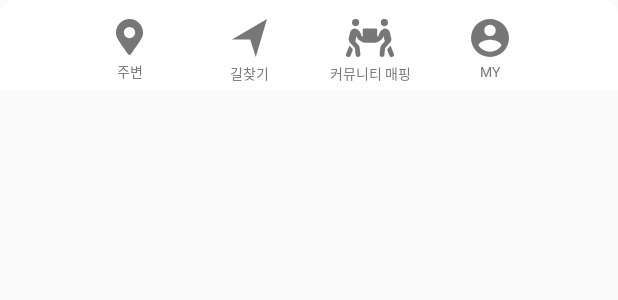
After one commit to CeylonPark/BarrierLess, an Android app: the layout fragment_bottom_navigation.xml on its own in the app's theme, with its tools: preview values and no code run, on a phone screen of 412 x 824 dp. The commit adds this screen. Shown: the top 300 px of the screen. Run offline under Robolectric (Android 15) with nearby library versions, the phone set to English and light mode, and no system bars.

Commit message:
feat: refactor BottomNavigationFragment

```diff
--- a/app/src/main/java/com/nalssam/barrierless/MainActivity.java
+++ b/app/src/main/java/com/nalssam/barrierless/MainActivity.java
@@ -37,7 +37,7 @@ public class MainActivity extends AppCompatActivity implements OnMapReadyCallbac
         });
 
         // footer fragment
-        fm.beginTransaction().add(R.id.footerContainer, new FooterFragment()).commit();
+        fm.beginTransaction().add(R.id.footerContainer, new BottomNavigationFragment()).commit();
     }
 
     @Override
--- a/app/src/main/java/com/nalssam/barrierless/navigation/TestFragment.java
+++ b/app/src/main/java/com/nalssam/barrierless/navigation/TestFragment.java
@@ -12,7 +12,7 @@ import androidx.annotation.NonNull;
 import androidx.annotation.Nullable;
 import androidx.fragment.app.Fragment;
 import androidx.fragment.app.FragmentManager;
-import com.nalssam.barrierless.FooterFragment;
+import com.nalssam.barrierless.BottomNavigationFragment;
 import com.nalssam.barrierless.MainActivity;
 import com.nalssam.barrierless.R;
 import com.naver.maps.geometry.LatLng;
@@ -86,7 +86,7 @@ public class TestFragment extends Fragment {
         backBtn.setOnClickListener(l -> {
             FragmentManager fragmentManager = this.mainActivity.getSupportFragmentManager();
             fragmentManager.beginTransaction().remove(this).commit();
-            fragmentManager.beginTransaction().add(R.id.footerContainer, new FooterFragment()).commit();
+            fragmentManager.beginTransaction().add(R.id.footerContainer, new BottomNavigationFragment()).commit();
         });
         return viewGroup;
     }
--- /dev/null
+++ b/app/src/main/res/layout/fragment_bottom_navigation.xml
@@ -0,0 +1,188 @@
+<?xml version="1.0" encoding="utf-8"?>
+<androidx.constraintlayout.widget.ConstraintLayout
+        xmlns:android="http://schemas.android.com/apk/res/android"
+        xmlns:app="http://schemas.android.com/apk/res-auto"
+        android:layout_width="match_parent"
+        android:layout_height="60dp"
+        android:background="@drawable/bg_footer">
+    <LinearLayout
+            android:layout_width="wrap_content"
+            android:layout_height="wrap_content"
+            app:layout_constraintTop_toTopOf="parent"
+            app:layout_constraintStart_toStartOf="parent"
+            app:layout_constraintEnd_toEndOf="parent">
+        <androidx.constraintlayout.widget.ConstraintLayout
+                android:layout_width="80dp"
+                android:layout_height="60dp">
+            <Button
+                    android:id="@+id/nearbyBtn"
+                    android:layout_width="match_parent"
+                    android:layout_height="match_parent"
+                    app:layout_constraintTop_toTopOf="parent"
+                    app:layout_constraintStart_toStartOf="parent"
+                    android:background="#00000000"/>
+            <ImageView
+                    android:id="@+id/nearbyBar"
+                    android:layout_width="wrap_content"
+                    android:layout_height="wrap_content"
+                    app:layout_constraintTop_toTopOf="parent"
+                    app:layout_constraintStart_toStartOf="parent"
+                    app:layout_constraintEnd_toEndOf="parent"
+                    android:src="@drawable/ic_bar"/>
+            <ImageView
+                    android:id="@+id/nearbyImg"
+                    android:layout_width="wrap_content"
+                    android:layout_height="wrap_content"
+                    app:layout_constraintTop_toBottomOf="@id/nearbyBar"
+                    app:layout_constraintStart_toStartOf="@id/nearbyBar"
+                    app:layout_constraintEnd_toEndOf="@id/nearbyBar"
+                    android:layout_marginTop="11dp"
+                    android:src="@drawable/ic_location"
+                    android:tint="@color/gray"
+                    android:background="@color/white"/>
+            <TextView
+                    android:id="@+id/nearbyText"
+                    android:layout_width="wrap_content"
+                    android:layout_height="wrap_content"
+                    app:layout_constraintTop_toBottomOf="@id/nearbyImg"
+                    app:layout_constraintStart_toStartOf="@id/nearbyImg"
+                    app:layout_constraintEnd_toEndOf="@id/nearbyImg"
+                    android:layout_marginTop="3dp"
+                    app:fontFamily="@font/nanum_gothic"
+                    android:fontFamily="@font/nanum_gothic"
+                    android:textSize="9sp"
+                    android:textColor="@color/gray"
+                    android:text="주변"/>
+        </androidx.constraintlayout.widget.ConstraintLayout>
+        <androidx.constraintlayout.widget.ConstraintLayout
+                android:layout_width="80dp"
+                android:layout_height="60dp">
+            <Button
+                    android:id="@+id/navigationBtn"
+                    android:layout_width="match_parent"
+                    android:layout_height="match_parent"
+                    app:layout_constraintTop_toTopOf="parent"
+                    app:layout_constraintStart_toStartOf="parent"
+                    android:background="#00000000"/>
+            <ImageView
+                    android:id="@+id/navigationBar"
+                    android:layout_width="wrap_content"
+                    android:layout_height="wrap_content"
+                    app:layout_constraintTop_toTopOf="parent"
+                    app:layout_constraintStart_toStartOf="parent"
+                    app:layout_constraintEnd_toEndOf="parent"
+                    android:src="@drawable/ic_bar"/>
+            <ImageView
+                    android:id="@+id/navigationImg"
+                    android:layout_width="wrap_content"
+                    android:layout_height="wrap_content"
+                    app:layout_constraintTop_toBottomOf="@id/navigationBar"
+                    app:layout_constraintStart_toStartOf="@id/navigationBar"
+                    app:layout_constraintEnd_toEndOf="@id/navigationBar"
+                    android:layout_marginTop="11dp"
+                    android:src="@drawable/ic_location_arrow"
+                    android:tint="@color/gray"
+                    android:background="@color/white"/>
+            <TextView
+                    android:id="@+id/navigationText"
+                    android:layout_width="wrap_content"
+                    android:layout_height="wrap_content"
+                    app:layout_constraintTop_toBottomOf="@id/navigationImg"
+                    app:layout_constraintStart_toStartOf="@id/navigationImg"
+                    app:layout_constraintEnd_toEndOf="@id/navigationImg"
+                    android:layout_marginTop="3dp"
+                    app:fontFamily="@font/nanum_gothic"
+                    android:fontFamily="@font/nanum_gothic"
+                    android:textSize="9sp"
+                    android:textColor="@color/gray"
+                    android:text="길찾기"/>
+        </androidx.constraintlayout.widget.ConstraintLayout>
+        <androidx.constraintlayout.widget.ConstraintLayout
+            android:layout_width="80dp"
+            android:layout_height="60dp">
+            <Button
+                    android:id="@+id/communityBtn"
+                    android:layout_width="match_parent"
+                    android:layout_height="match_parent"
+                    app:layout_constraintTop_toTopOf="parent"
+                    app:layout_constraintStart_toStartOf="parent"
+                    android:background="#00000000"/>
+            <ImageView
+                    android:id="@+id/communityBar"
+                    android:layout_width="wrap_content"
+                    android:layout_height="wrap_content"
+                    app:layout_constraintTop_toTopOf="parent"
+                    app:layout_constraintStart_toStartOf="parent"
+                    app:layout_constraintEnd_toEndOf="parent"
+                    android:src="@drawable/ic_bar"/>
+            <ImageView
+                    android:id="@+id/communityImg"
+                    android:layout_width="wrap_content"
+                    android:layout_height="wrap_content"
+                    app:layout_constraintTop_toBottomOf="@id/communityBar"
+                    app:layout_constraintStart_toStartOf="@id/communityBar"
+                    app:layout_constraintEnd_toEndOf="@id/communityBar"
+                    android:layout_marginTop="11dp"
+                    android:src="@drawable/ic_community"
+                    android:tint="@color/gray"
+                    android:background="@color/white"/>
+            <TextView
+                    android:id="@+id/communityText"
+                    android:layout_width="wrap_content"
+                    android:layout_height="wrap_content"
+                    app:layout_constraintTop_toBottomOf="@id/communityImg"
+                    app:layout_constraintStart_toStartOf="@id/communityImg"
+                    app:layout_constraintEnd_toEndOf="@id/communityImg"
+                    android:layout_marginTop="3dp"
+                    app:fontFamily="@font/nanum_gothic"
+                    android:fontFamily="@font/nanum_gothic"
+                    android:textSize="9sp"
+                    android:textColor="@color/gray"
+                    android:text="커뮤니티 매핑"/>
+        </androidx.constraintlayout.widget.ConstraintLayout>
+        <androidx.constraintlayout.widget.ConstraintLayout
+                android:layout_width="80dp"
+                android:layout_height="60dp">
+            <Button
+                    android:id="@+id/myBtn"
+                    android:layout_width="match_parent"
+                    android:layout_height="match_parent"
+                    app:layout_constraintTop_toTopOf="parent"
+                    app:layout_constraintStart_toStartOf="parent"
+                    app:layout_constraintEnd_toEndOf="parent"
+                    android:background="#00000000"/>
+            <ImageView
+                    android:id="@+id/myBar"
+                    android:layout_width="wrap_content"
+                    android:layout_height="wrap_content"
+                    app:layout_constraintTop_toTopOf="parent"
+                    app:layout_constraintStart_toStartOf="parent"
+                    app:layout_constraintEnd_toEndOf="parent"
+                    android:src="@drawable/ic_bar"/>
+            <ImageView
+                    android:id="@+id/myImg"
+                    android:layout_width="wrap_content"
+                    android:layout_height="wrap_content"
+                    app:layout_constraintTop_toBottomOf="@id/myBar"
+                    app:layout_constraintStart_toStartOf="@id/myBar"
+                    app:layout_constraintEnd_toEndOf="@id/myBar"
+                    android:layout_marginTop="11dp"
+                    android:src="@drawable/ic_profile"
+                    android:tint="@color/gray"
+                    android:background="@color/white"/>
+            <TextView
+                    android:id="@+id/myText"
+                    android:layout_width="wrap_content"
+                    android:layout_height="wrap_content"
+                    app:layout_constraintTop_toBottomOf="@id/myImg"
+                    app:layout_constraintStart_toStartOf="@id/myImg"
+                    app:layout_constraintEnd_toEndOf="@id/myImg"
+                    android:layout_marginTop="3dp"
+                    app:fontFamily="@font/nanum_gothic"
+                    android:fontFamily="@font/nanum_gothic"
+                    android:textSize="9sp"
+                    android:textColor="@color/gray"
+                    android:text="MY"/>
+        </androidx.constraintlayout.widget.ConstraintLayout>
+    </LinearLayout>
+</androidx.constraintlayout.widget.ConstraintLayout>
```
Also changed, not shown: app/src/main/java/com/nalssam/barrierless/BottomNavigationFragment.java (added, +133 -0 lines), app/src/main/java/com/nalssam/barrierless/FooterElementFragment.java (deleted, +0 -116 lines), app/src/main/java/com/nalssam/barrierless/FooterFragment.java (deleted, +0 -71 lines), app/src/main/res/layout/fragment_footer.xml (deleted, +0 -39 lines), app/src/main/res/layout/fragment_footer_element.xml (deleted, +0 -43 lines).
